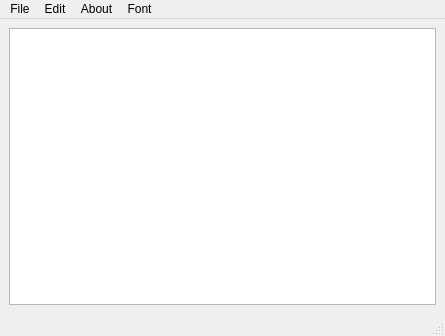
Qt form mainwindow.ui (Sandip7677/text_editor) before a commit.
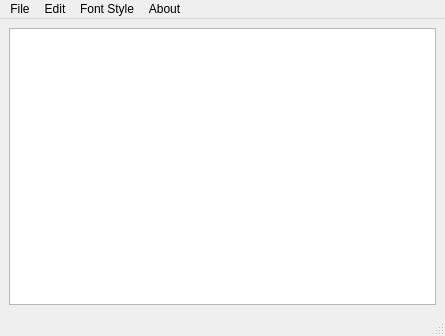
The same form after that commit. Icons and pictures are not drawn.

Diff of the .ui file:
```diff
--- a/mainwindow.ui
+++ b/mainwindow.ui
@@ -60,14 +60,14 @@
    </widget>
    <widget class="QMenu" name="menuFont">
     <property name="title">
-     <string>Font</string>
+     <string>Font Style</string>
     </property>
     <addaction name="actionfont_style"/>
    </widget>
    <addaction name="menuFile"/>
    <addaction name="menuEdit"/>
-   <addaction name="menuAbout"/>
    <addaction name="menuFont"/>
+   <addaction name="menuAbout"/>
   </widget>
   <widget class="QStatusBar" name="statusbar"/>
   <action name="actionNew">
```
Left out of the diff: 38 changed lines with no effect on the pictures.
